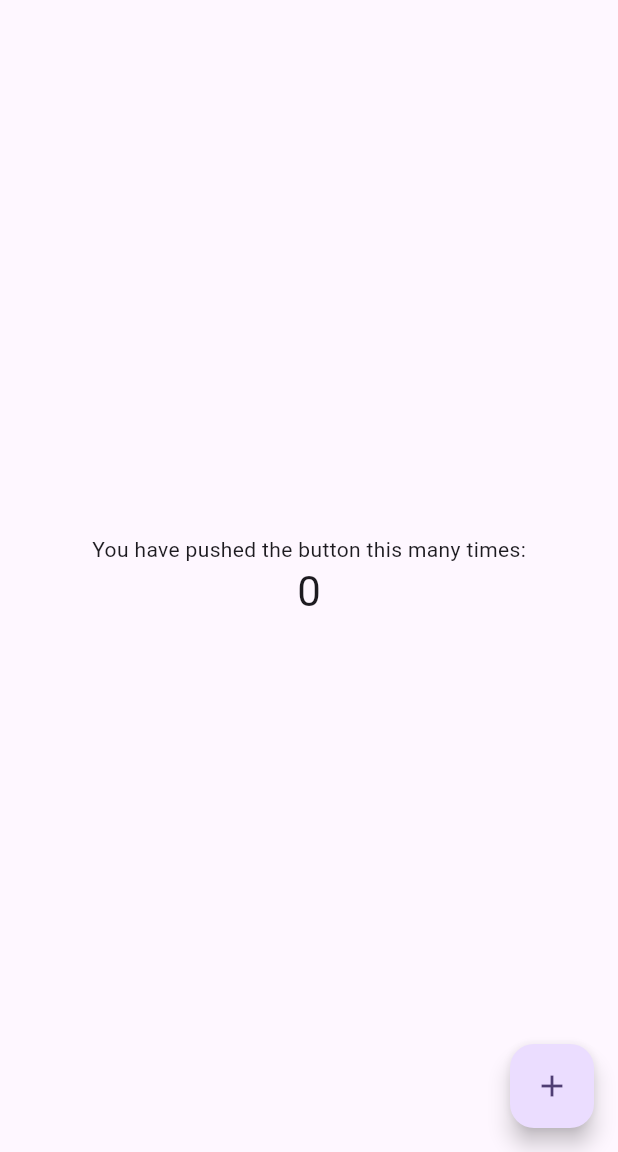
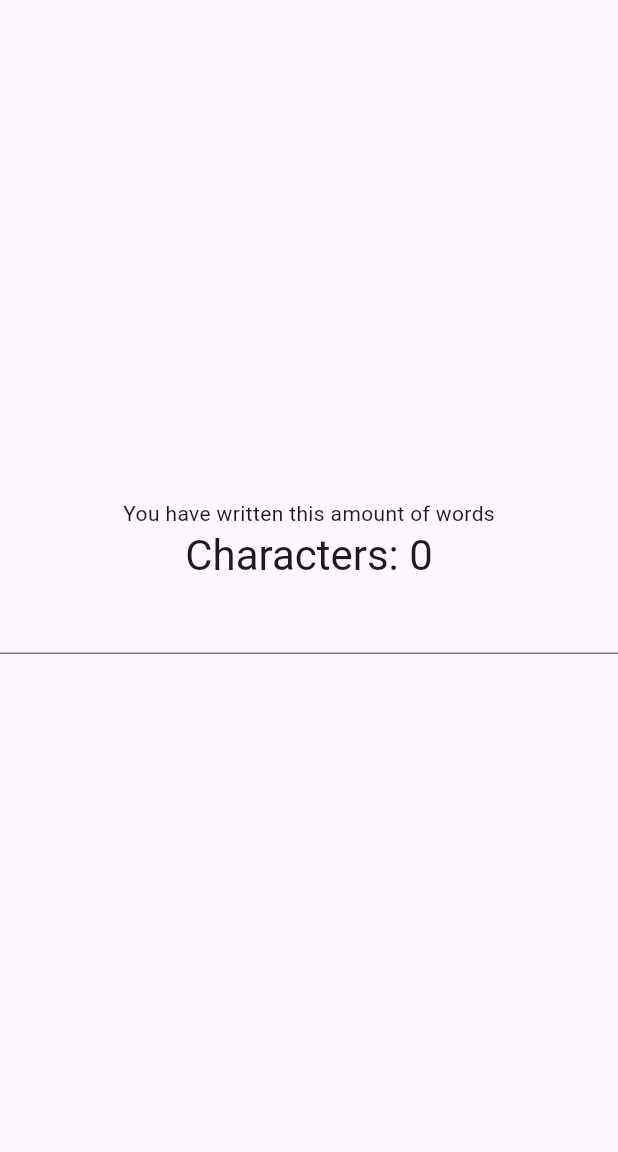
Before and after one commit to nahomsof/typing-race, a Flutter app: the screen it shows after launch, on a phone screen of 412 x 824 dp, the part 84-1236 px from its top. Run offline on Flutter 3.47's test engine with Material 3 defaults, Android fonts, the phone set to English and light mode, and no system bars.

Commit message:
feat: track text input

```diff
--- a/frontend/lib/main.dart
+++ b/frontend/lib/main.dart
@@ -10,9 +10,7 @@ class MyApp extends StatelessWidget {
   Widget build(BuildContext context) {
     return MaterialApp(
       title: 'Flutter Demo',
-      theme: ThemeData(
-        colorScheme: .fromSeed(seedColor: Colors.deepPurple),
-      ),
+      theme: ThemeData(colorScheme: .fromSeed(seedColor: Colors.deepPurple)),
       home: const MyHomePage(title: 'Flutter Demo Home Page'),
     );
   }
@@ -28,10 +26,11 @@ class MyHomePage extends StatefulWidget {
 
 class _MyHomePageState extends State<MyHomePage> {
   int _typedCharacters = 0;
+  final TextEditingController typingController = TextEditingController();
 
-  void _incrementCounter() {
+  void typedCharacters() {
     setState(() {
-      _typedCharacters++;
+      _typedCharacters = typingController.text.length;
     });
   }
 
@@ -40,29 +39,25 @@ class _MyHomePageState extends State<MyHomePage> {
     return Scaffold(
       appBar: AppBar(
         backgroundColor: Theme.of(context).colorScheme.inversePrimary,
-
         title: Text(widget.title),
       ),
       body: Center(
-
         child: Column(
-
           mainAxisAlignment: .center,
           children: [
-            const Text('You have pushed the button this many times:'),
+            const Text('You have written this amount of words'),
             Text(
+              'Characters: $_typedCharacters',
+              style: Theme.of(context).textTheme.headlineMedium,
+            ),
 
-              '$_typedCharacters',
-              style: Theme.of(context).textTheme.headlineMedium,
+            TextField(
+              controller: typingController,
+              onChanged: (value) => typedCharacters(),
             ),
           ],
         ),
       ),
-      floatingActionButton: FloatingActionButton(
-        onPressed: _incrementCounter,
-        tooltip: 'Increment',
-        child: const Icon(Icons.add),
-      ),
     );
   }
 }
```
